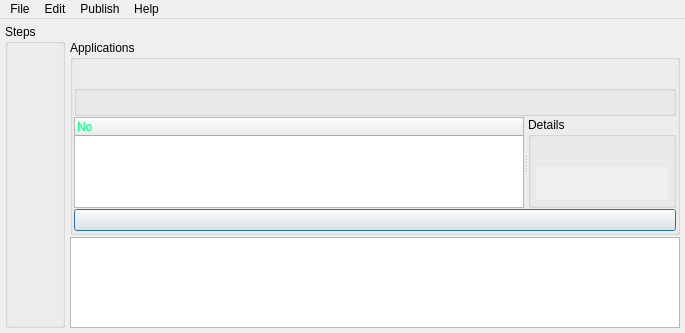
Qt form toolkit/spipe/studioPipe_ui.ui (subing85/package) before a commit.
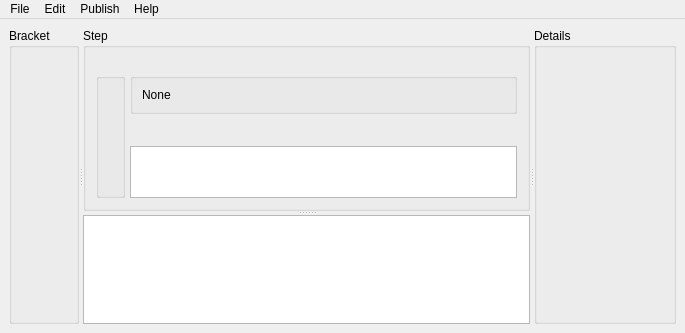
The same form after that commit.

Commit message: studio pipe

Diff of the .ui file:
```diff
--- a/toolkit/spipe/studioPipe_ui.ui
+++ b/toolkit/spipe/studioPipe_ui.ui
@@ -17,60 +17,42 @@
    <string notr="true"/>
   </property>
   <widget class="QWidget" name="centralwidget">
-   <layout class="QHBoxLayout" name="horizontalLayout">
-    <property name="spacing">
-     <number>5</number>
-    </property>
-    <property name="margin">
-     <number>5</number>
-    </property>
+   <layout class="QVBoxLayout" name="verticalLayout_2">
     <item>
-     <widget class="QGroupBox" name="groupBox_steps">
-      <property name="title">
-       <string>Steps</string>
+     <widget class="QSplitter" name="splitter_in">
+      <property name="orientation">
+       <enum>Qt::Horizontal</enum>
       </property>
-      <layout class="QVBoxLayout" name="verticalLayout_step">
-       <property name="leftMargin">
-        <number>10</number>
+      <widget class="QGroupBox" name="groupBox_bracket">
+       <property name="sizePolicy">
+        <sizepolicy hsizetype="Preferred" vsizetype="Fixed">
+         <horstretch>0</horstretch>
+         <verstretch>0</verstretch>
+        </sizepolicy>
        </property>
-       <property name="topMargin">
-        <number>25</number>
+       <property name="title">
+        <string>Bracket</string>
        </property>
-       <property name="rightMargin">
-        <number>10</number>
-       </property>
-       <property name="bottomMargin">
-        <number>10</number>
-       </property>
-      </layout>
-     </widget>
-    </item>
-    <item>
-     <layout class="QVBoxLayout" name="verticalLayout_output">
-      <property name="spacing">
-       <number>2</number>
-      </property>
-      <item>
-       <widget class="QLabel" name="label_package">
-        <property name="sizePolicy">
-         <sizepolicy hsizetype="Preferred" vsizetype="Fixed">
-          <horstretch>0</horstretch>
-          <verstretch>0</verstretch>
-         </sizepolicy>
+       <layout class="QVBoxLayout" name="verticalLayout_bracket">
+        <property name="leftMargin">
+         <number>10</number>
         </property>
-        <property name="lineWidth">
-         <number>2</number>
+        <property name="topMargin">
+         <number>25</number>
         </property>
-        <property name="text">
-         <string/>
+        <property name="rightMargin">
+         <number>10</number>
         </property>
-        <property name="alignment">
-         <set>Qt::AlignRight|Qt::AlignTrailing|Qt::AlignVCenter</set>
+        <property name="bottomMargin">
+         <number>10</number>
         </property>
-       </widget>
-      </item>
-      <item>
-       <widget class="QGroupBox" name="groupBox_applications">
+       </layout>
+      </widget>
+      <widget class="QSplitter" name="splitter_out">
+       <property name="orientation">
+        <enum>Qt::Vertical</enum>
+       </property>
+       <widget class="QGroupBox" name="groupBox_step">
         <property name="minimumSize">
          <size>
           <width>0</width>
@@ -78,28 +60,28 @@
          </size>
         </property>
         <property name="title">
-         <string>Applications</string>
+         <string>Step</string>
         </property>
-        <layout class="QVBoxLayout" name="verticalLayout_2">
+        <layout class="QHBoxLayout" name="horizontalLayout_step">
          <property name="spacing">
-          <number>1</number>
+          <number>5</number>
          </property>
          <property name="leftMargin">
-          <number>1</number>
+          <number>10</number>
          </property>
          <property name="topMargin">
           <number>25</number>
          </property>
          <property name="rightMargin">
-          <number>1</number>
+          <number>10</number>
          </property>
          <property name="bottomMargin">
-          <number>1</number>
+          <number>10</number>
          </property>
          <item>
-          <widget class="QGroupBox" name="groupBox_shelf">
+          <widget class="QGroupBox" name="groupBox_toolbar">
            <property name="sizePolicy">
-            <sizepolicy hsizetype="Preferred" vsizetype="Fixed">
+            <sizepolicy hsizetype="Fixed" vsizetype="Preferred">
              <horstretch>0</horstretch>
              <verstretch>0</verstretch>
             </sizepolicy>
@@ -107,130 +89,91 @@
            <property name="title">
             <string/>
            </property>
-           <layout class="QHBoxLayout" name="horizontalLayout_shelf">
+           <layout class="QVBoxLayout" name="verticalLayout_toolbar">
             <property name="spacing">
-             <number>2</number>
+             <number>0</number>
             </property>
             <property name="margin">
-             <number>2</number>
+             <number>0</number>
             </property>
            </layout>
           </widget>
          </item>
          <item>
-          <widget class="QSplitter" name="splitter_properties">
-           <property name="orientation">
-            <enum>Qt::Horizontal</enum>
-           </property>
-           <widget class="QTreeWidget" name="treeWidget_properties">
-            <property name="alternatingRowColors">
-             <bool>true</bool>
-            </property>
-            <property name="selectionMode">
-             <enum>QAbstractItemView::SingleSelection</enum>
-            </property>
-            <column>
+          <layout class="QVBoxLayout" name="verticalLayout">
+           <item>
+            <widget class="QGroupBox" name="GroupBox">
+             <property name="sizePolicy">
+              <sizepolicy hsizetype="Preferred" vsizetype="Fixed">
+               <horstretch>0</horstretch>
+               <verstretch>0</verstretch>
+              </sizepolicy>
+             </property>
+             <layout class="QHBoxLayout" name="horizontalLayout">
+              <item>
+               <widget class="QLabel" name="label_type">
+                <property name="sizePolicy">
+                 <sizepolicy hsizetype="Preferred" vsizetype="Fixed">
+                  <horstretch>0</horstretch>
+                  <verstretch>0</verstretch>
+                 </sizepolicy>
+                </property>
+                <property name="lineWidth">
+                 <number>2</number>
+                </property>
+                <property name="text">
+                 <string>None</string>
+                </property>
+                <property name="alignment">
+                 <set>Qt::AlignLeading|Qt::AlignLeft|Qt::AlignVCenter</set>
+                </property>
+               </widget>
+              </item>
+              <item>
+               <widget class="QLabel" name="label_package">
+                <property name="text">
+                 <string/>
+                </property>
+                <property name="alignment">
+                 <set>Qt::AlignRight|Qt::AlignTrailing|Qt::AlignVCenter</set>
+                </property>
+               </widget>
+              </item>
+             </layout>
+            </widget>
+           </item>
+           <item>
+            <widget class="QPushButton" name="button_studioPipe">
              <property name="text">
-              <string notr="true">No</string>
+              <string/>
              </property>
-             <property name="foreground">
-              <brush brushstyle="SolidPattern">
-               <color alpha="255">
-                <red>0</red>
-                <green>255</green>
-                <blue>127</blue>
-               </color>
-              </brush>
+             <property name="default">
+              <bool>false</bool>
              </property>
-            </column>
-           </widget>
-           <widget class="QGroupBox" name="groupBox_details">
-            <property name="title">
-             <string>Details</string>
-            </property>
-            <layout class="QVBoxLayout" name="verticalLayout_3">
-             <property name="spacing">
-              <number>5</number>
+             <property name="flat">
+              <bool>true</bool>
              </property>
-             <property name="leftMargin">
-              <number>5</number>
+            </widget>
+           </item>
+           <item>
+            <widget class="QTreeWidget" name="treeWidget">
+             <property name="columnCount">
+              <number>0</number>
              </property>
-             <property name="topMargin">
-              <number>30</number>
-             </property>
-             <property name="rightMargin">
-              <number>5</number>
-             </property>
-             <property name="bottomMargin">
-              <number>5</number>
-             </property>
-             <item>
-              <widget class="QScrollArea" name="scrollArea">
-               <property name="sizePolicy">
-                <sizepolicy hsizetype="Preferred" vsizetype="Expanding">
-                 <horstretch>0</horstretch>
-                 <verstretch>0</verstretch>
-                </sizepolicy>
-               </property>
-               <property name="frameShape">
-                <enum>QFrame::NoFrame</enum>
-               </property>
-               <property name="lineWidth">
-                <number>0</number>
-               </property>
-               <property name="widgetResizable">
-                <bool>true</bool>
-               </property>
-               <widget class="QWidget" name="scrollAreaWidgetContents">
-                <property name="geometry">
-                 <rect>
-                  <x>0</x>
-                  <y>0</y>
-                  <width>135</width>
-                  <height>52</height>
-                 </rect>
-                </property>
-                <layout class="QVBoxLayout" name="verticalLayout_details">
-                 <property name="spacing">
-                  <number>5</number>
-                 </property>
-                 <property name="margin">
-                  <number>2</number>
-                 </property>
-                </layout>
-               </widget>
-              </widget>
-             </item>
-            </layout>
-           </widget>
-          </widget>
-         </item>
-         <item>
-          <widget class="QPushButton" name="button_studioShow">
-           <property name="sizePolicy">
-            <sizepolicy hsizetype="Preferred" vsizetype="Preferred">
-             <horstretch>0</horstretch>
-             <verstretch>0</verstretch>
-            </sizepolicy>
-           </property>
-           <property name="text">
-            <string/>
-           </property>
-           <property name="default">
-            <bool>true</bool>
-           </property>
-           <property name="flat">
-            <bool>false</bool>
-           </property>
-          </widget>
+            </widget>
+           </item>
+          </layout>
          </item>
         </layout>
        </widget>
-      </item>
-      <item>
        <widget class="QTextEdit" name="textEdit_output"/>
-      </item>
-     </layout>
+      </widget>
+      <widget class="QGroupBox" name="groupBox_details">
+       <property name="title">
+        <string>Details</string>
+       </property>
+      </widget>
+     </widget>
     </item>
    </layout>
   </widget>
```
Left out of the diff: 18 changed lines with no effect on the pictures. The commit also changes 28 other files.
